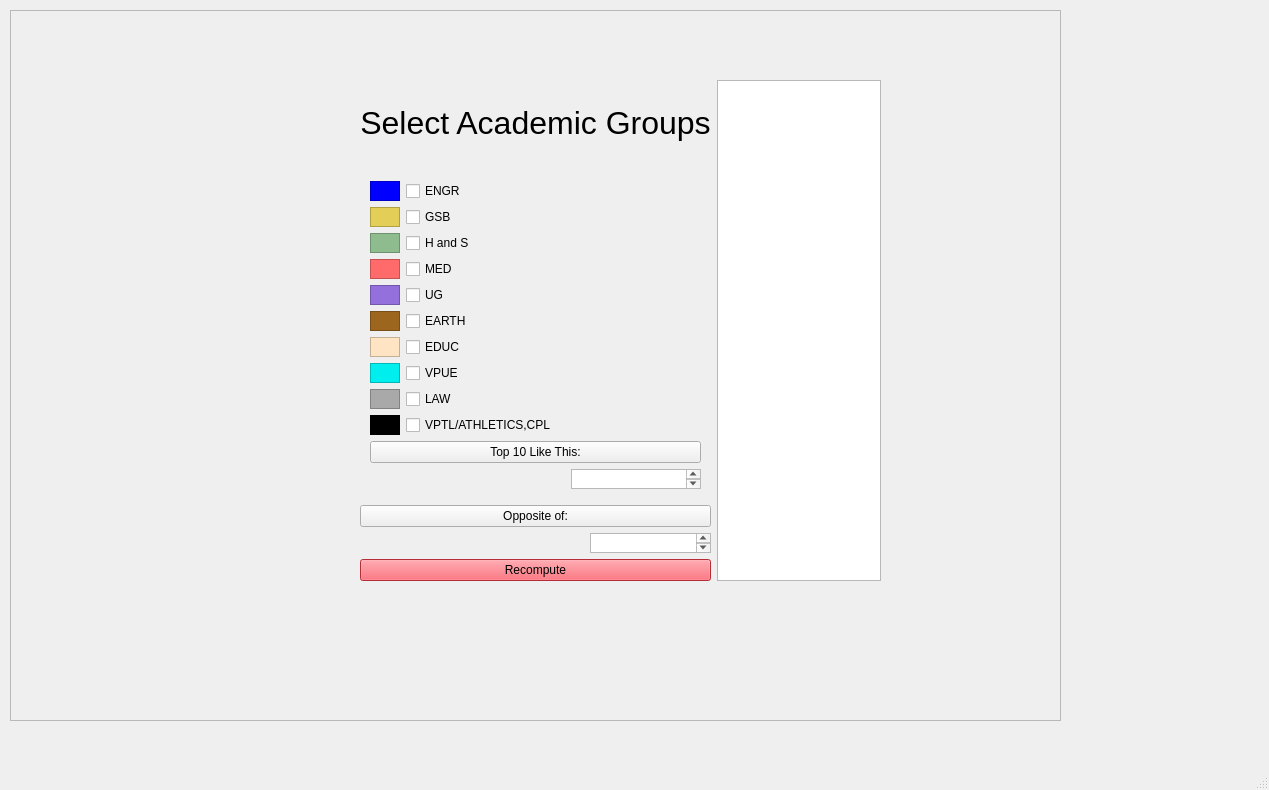
The window that src/qtui/courseTsne.ui (paepcke/pathways) describes before a commit, drawn with Qt 5.
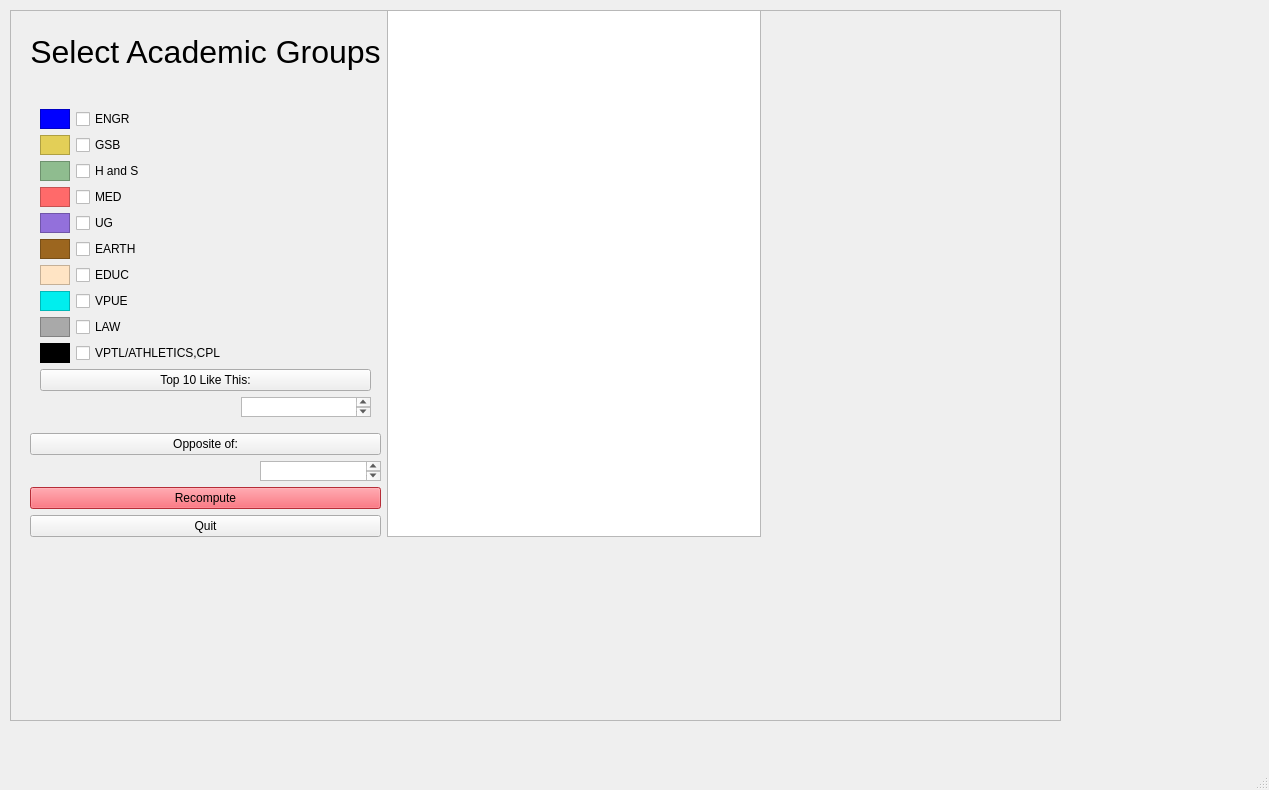
The same window after the commit.

The edit to the form file:
```diff
--- a/src/qtui/courseTsne.ui
+++ b/src/qtui/courseTsne.ui
@@ -10,6 +10,12 @@
     <height>790</height>
    </rect>
   </property>
+  <property name="minimumSize">
+   <size>
+    <width>800</width>
+    <height>700</height>
+   </size>
+  </property>
   <property name="windowTitle">
    <string>MainWindow</string>
   </property>
@@ -23,43 +29,34 @@
       <height>711</height>
      </rect>
     </property>
+    <property name="minimumSize">
+     <size>
+      <width>0</width>
+      <height>0</height>
+     </size>
+    </property>
     <layout class="QHBoxLayout" name="OuterHorLay">
      <item>
       <widget class="QFrame" name="ScatterPlotFrame">
+       <property name="minimumSize">
+        <size>
+         <width>0</width>
+         <height>0</height>
+        </size>
+       </property>
        <property name="frameShape">
         <enum>QFrame::StyledPanel</enum>
        </property>
        <property name="frameShadow">
         <enum>QFrame::Raised</enum>
        </property>
-       <widget class="QWidget" name="PlotWidget" native="true">
-        <property name="geometry">
-         <rect>
-          <x>10</x>
-          <y>10</y>
-          <width>311</width>
-          <height>651</height>
-         </rect>
-        </property>
-        <widget class="QWidget" name="horizontalLayoutWidget_2">
-         <property name="geometry">
-          <rect>
-           <x>39</x>
-           <y>89</y>
-           <width>261</width>
-           <height>481</height>
-          </rect>
-         </property>
-         <layout class="QHBoxLayout" name="PlotLay"/>
-        </widget>
-       </widget>
        <widget class="QWidget" name="">
         <property name="geometry">
          <rect>
-          <x>340</x>
-          <y>70</y>
-          <width>531</width>
-          <height>511</height>
+          <x>10</x>
+          <y>0</y>
+          <width>741</width>
+          <height>537</height>
          </rect>
         </property>
         <layout class="QHBoxLayout" name="ControlPanel">
@@ -470,6 +467,13 @@
              </property>
             </widget>
            </item>
+           <item>
+            <widget class="QPushButton" name="quitBtn">
+             <property name="text">
+              <string>Quit</string>
+             </property>
+            </widget>
+           </item>
           </layout>
          </item>
          <item>
```
Left out of the diff: 7 changed lines with no effect on the pictures.
